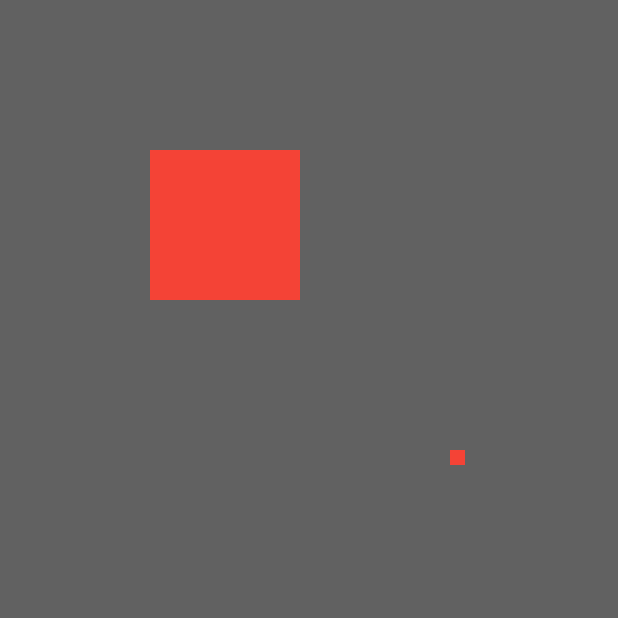
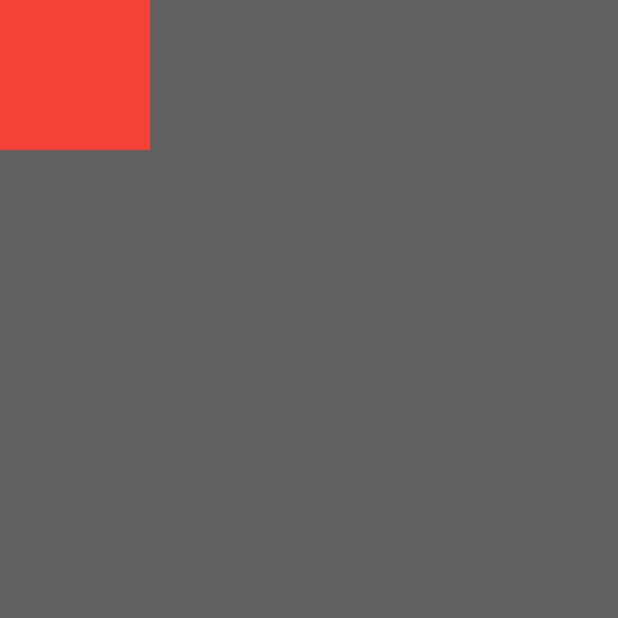
Before and after one commit to JustBrenkman/bidirectional_view, a Flutter app: the screen it shows after launch, on a phone screen of 412 x 824 dp, the top half of it. Run offline on Flutter 3.47's test engine with Material 2 defaults, Android fonts, the phone set to English and light mode, and no system bars; missing offline and left inert: matrix_gesture_detector.

Commit message:
basic layout working, mouse not lined up

```diff
--- a/lib/bidirectional_view.dart
+++ b/lib/bidirectional_view.dart
@@ -1,5 +1,9 @@
+import 'package:flutter/material.dart';
 
-import 'package:flutter/material.dart';
+import 'package:vector_math/vector_math_64.dart' as math;
+import 'package:matrix_gesture_detector/matrix_gesture_detector.dart';
+
+import 'scaling_gesture_detector.dart';
 
 class BiDirectionalView extends StatefulWidget {
   final List<BiWrapper> children;
@@ -7,51 +11,119 @@ class BiDirectionalView extends StatefulWidget {
   const BiDirectionalView({Key key, this.children}) : super(key: key);
 
   @override
-  _BiDirectionalViewState createState() => _BiDirectionalViewState(children: children);
+  _BiDirectionalViewState createState() =>
+      _BiDirectionalViewState(children: children);
 }
 
 class _BiDirectionalViewState extends State<BiDirectionalView> {
-  double x = 0, y = 0;
   final List<BiWrapper> children;
 
-  _BiDirectionalViewState({this.children});
+  Matrix4 matrix;
+
+  _BiDirectionalViewState({this.children}) {
+    matrix = Matrix4.identity();
+  }
 
   @override
+  initState() {
+    matrix = Matrix4.identity();
+    super.initState();
+  }
+
+  double scale = 0.3;
+  @override
   Widget build(BuildContext context) {
-    return GestureDetector(
-      onPanUpdate: (event) {
+    return ScalingGestureDetector(
+      onScaleUpdate: (avgPos, scale_) {
         setState(() {
-          x += event.delta.dx;
-          y += event.delta.dy;
+          print('scale update: $scale');
+          // TODO: update the scale (can't test with trackpad)
+        });
+      },
+      onPanUpdate: (pos, delta) {
+        setState(() {
+          math.Vector4 vec = math.Vector4(
+              delta.dx / (scale * 3), delta.dy / (scale * 3), 0.0, 0.0);
+          Matrix4 toAdd = Matrix4.zero();
+          toAdd.setColumn(3, vec);
+          matrix = matrix + toAdd;
+        });
+      },
+      child: GestureDetector(
+        onDoubleTap: () {
+          setState(() {
+            scale += 0.1;
+            Matrix4 toAdd = Matrix4.zero();
+            toAdd.setDiagonal(math.Vector4(scale, scale, 0.0, 0.0));
+            matrix = matrix + toAdd;
+          });
+        },
+        child: Container(
+          width: double.infinity,
+          height: double.infinity,
+          color: Colors.grey[700],
+          child: Transform(
+            transform: matrix,
+            child: CustomMultiChildLayout(
+              delegate:
+                  BiDirectionalViewLayoutDelegate(this, children: children),
+              children: children,
+            ),
+          ),
+        ),
+      ),
+    );
+
+    /*
+    // TODO: Still may work?
+    return MatrixGestureDetector(
+      onMatrixUpdate: (Matrix4 m, Matrix4 tm, Matrix4 sm, Matrix4 rm) {
+        // print ('here${i++}');
+
+        setState(() {
+          double sc = 5;
+          matrix = m * (Matrix4.identity()..setColumn(3, math.Vector4(tm[3]*sm[15]*sc,tm[7]*sm[15]*sc,0,1)));
+          print (matrix);
+          // matrix += (tm + sm) - (Matrix4.identity() * 2.0);
+          // matrix = m * (sm..scale(1.5));
+          // matrix = Matrix4.identity();
         });
       },
       child: Container(
+        width: double.infinity,
+        height: double.infinity,
         color: Colors.grey[700],
-        child: CustomMultiChildLayout(
-          delegate: BiDirectionalViewLayoutDelegate(x, y, 0.0, children: children),
-          children: children,
+        child: Transform(
+          transform: matrix,
+          child: CustomMultiChildLayout(
+            delegate: BiDirectionalViewLayoutDelegate(this, children: children),
+            children: children,
+          ),
         ),
       ),
     );
+    */
   }
 }
 
 class BiDirectionalViewLayoutDelegate extends MultiChildLayoutDelegate {
-  final double x, y, scale;
   final List<BiWrapper> children;
   final Size size = Size(200, 200);
 
-  BiDirectionalViewLayoutDelegate(this.x, this.y, this.scale, {this.children});
+  final _BiDirectionalViewState viewState;
+
+  BiDirectionalViewLayoutDelegate(this.viewState, {this.children});
 
   @override
   void performLayout(Size size) {
-    Matrix4 matrix = Matrix4.identity()
-        ..translate(x ?? 0, y ?? 0, 0);
-
-    if (children != null) children.forEach((child) {
-      layoutChild(child.key, BoxConstraints.loose(size));
-      positionChild(child.key, Offset(x, y) + child.offset);
-    });
+    List<double> vec = [0, 0, 0];
+    viewState?.matrix?.getTranslation()?.copyIntoArray(vec);
+    if (children != null) {
+      children.forEach((child) {
+        layoutChild(child.key, BoxConstraints.loose(size));
+        positionChild(child.key, Offset(vec[0], vec[1]) + child.worldPos);
+      });
+    }
   }
 
   @override
@@ -61,18 +133,19 @@ class BiDirectionalViewLayoutDelegate extends MultiChildLayoutDelegate {
 }
 
 class BiWrapper extends StatelessWidget {
-  final Size size;
-  final Offset offset;
+  final Offset worldPos;
 
-  BiWrapper({this.offset = const Offset(300, 300), this.size = const Size(100, 100)}) : super(key: GlobalKey());
+  BiWrapper({
+    this.worldPos = const Offset(0, 0),
+  }) : super(key: GlobalKey());
 
   @override
   Widget build(BuildContext context) {
     return LayoutId(
       id: key,
       child: Container(
-        width: size.width,
-        height: size.height,
+        width: 100,
+        height: 100,
         color: Colors.red,
       ),
     );
--- a/lib/main.dart
+++ b/lib/main.dart
@@ -43,8 +43,8 @@ class _MyHomePageState extends State<MyHomePage> {
       body: Container(
         child: BiDirectionalView(
           children: <BiWrapper>[
-            BiWrapper(size: Size(10, 10),),
-            BiWrapper(offset: Offset(100, 100),)
+            BiWrapper(),
+            BiWrapper(worldPos: Offset(600, -300),)
           ]
         ),
       )
--- /dev/null
+++ b/lib/scaling_gesture_detector.dart
@@ -0,0 +1,143 @@
+/// Hopefully won't need this,
+/// This is only because using `onScaleUpdate` and `onPanUpdate`
+/// throws an error with a normal `GestureDetector` and I want
+/// to have both independently since `onScaleUpdate` does not
+/// store any delta information.
+
+import 'package:flutter/widgets.dart';
+import 'package:flutter/gestures.dart';
+
+class ScalingGestureDetector extends StatefulWidget {
+  final Widget child;
+  final void Function(Offset initialPoint) onPanStart;
+  final void Function(Offset initialPoint, Offset delta) onPanUpdate;
+  final void Function() onPanEnd;
+
+  final void Function(Offset initialFocusPoint) onScaleStart;
+  final void Function(Offset changedFocusPoint, double scale) onScaleUpdate;
+  final void Function() onScaleEnd;
+
+  final void Function(double dx) onHorizontalDragUpdate;
+  final void Function(double dy) onVerticalDragUpdate;
+
+  ScalingGestureDetector({
+    this.child,
+    this.onPanStart,
+    this.onPanUpdate,
+    this.onPanEnd,
+    this.onScaleStart,
+    this.onScaleUpdate,
+    this.onScaleEnd,
+    this.onHorizontalDragUpdate,
+    this.onVerticalDragUpdate,
+  });
+
+  @override
+  _ScalingGestureDetectorState createState() => _ScalingGestureDetectorState();
+}
+
+class _ScalingGestureDetectorState extends State<ScalingGestureDetector> {
+  final List<Touch> _touches = [];
+  double _initialScalingDistance;
+
+  @override
+  Widget build(BuildContext context) {
+    return RawGestureDetector(
+      child: widget.child,
+      gestures: {
+        ImmediateMultiDragGestureRecognizer: GestureRecognizerFactoryWithHandlers<ImmediateMultiDragGestureRecognizer>(
+          () => ImmediateMultiDragGestureRecognizer(),
+          (ImmediateMultiDragGestureRecognizer instance) {
+            instance.onStart = (Offset offset) {
+              final touch = Touch(
+                offset,
+                (drag, details) => _onTouchUpdate(drag, details),
+                (drag, details) => _onTouchEnd(drag, details),
+              );
+              _onTouchStart(touch);
+              return touch;
+            };
+          },
+        ),
+      },
+    );
+  }
+
+  void _onTouchStart(Touch touch) {
+    _touches.add(touch);
+    if (_touches.length == 1) {
+      if (widget.onPanStart != null) widget.onPanStart(touch._startOffset);
+    } else if (_touches.length == 2) {
+      _initialScalingDistance = (_touches[0]._currentOffset - _touches[1]._currentOffset).distance;
+      if (widget.onScaleStart != null) widget.onScaleStart((_touches[0]._currentOffset + _touches[1]._currentOffset) / 2);
+    } else {
+      // Do nothing/ ignore
+    }
+  }
+
+  final _DXY = 10;
+
+  void _onTouchUpdate(Touch touch, DragUpdateDetails details) {
+    assert(_touches.isNotEmpty);
+    touch._currentOffset = details.localPosition;
+
+    if (_touches.length == 1) {
+      if (widget.onPanUpdate != null) widget.onPanUpdate(touch._startOffset, details.localPosition - touch._startOffset);
+
+      if (widget.onHorizontalDragUpdate != null) {
+        final dx = (details.localPosition.dx - touch._startOffset.dx).abs();
+        if (dx > _DXY) widget.onHorizontalDragUpdate((details.localPosition.dx - touch._startOffset.dx).clamp(-2.0, 2.0));
+      }
+
+      if (widget.onVerticalDragUpdate != null) {
+        final dy = (details.localPosition.dy - touch._startOffset.dy).abs();
+        if (dy > _DXY) widget.onVerticalDragUpdate((details.localPosition.dy - touch._startOffset.dy).clamp(-2.0, 2.0));
+      }
+
+      touch._startOffset = details.localPosition;
+    } else {
+      // TODO average of ALL offsets, not only 2 first
+      var newDistance = (_touches[0]._currentOffset - _touches[1]._currentOffset).distance;
+
+      if (widget.onScaleUpdate != null) widget.onScaleUpdate((_touches[0]._currentOffset + _touches[1]._currentOffset) / 2, newDistance / _initialScalingDistance);
+      _initialScalingDistance = newDistance;
+    }
+  }
+
+  void _onTouchEnd(Touch touch, DragEndDetails details) {
+    _touches.remove(touch);
+    if (_touches.length == 0) {
+      if (widget.onPanEnd != null) widget.onPanEnd();
+    } else if (_touches.length == 1) {
+      if (widget.onScaleEnd != null) widget.onScaleEnd();
+
+      // Restart pan
+      _touches[0]._startOffset = _touches[0]._currentOffset;
+      if (widget.onPanStart != null) widget.onPanStart(_touches[0]._startOffset);
+    }
+  }
+}
+
+class Touch extends Drag {
+  Offset _startOffset;
+  Offset _currentOffset;
+
+  final void Function(Drag drag, DragUpdateDetails details) onUpdate;
+  final void Function(Drag drag, DragEndDetails details) onEnd;
+
+  Touch(this._startOffset, this.onUpdate, this.onEnd) {
+    _currentOffset = _startOffset;
+  }
+
+  @override
+  void update(DragUpdateDetails details) {
+    super.update(details);
+    onUpdate(this, details);
+  }
+
+  @override
+  void end(DragEndDetails details) {
+    super.end(details);
+    onEnd(this, details);
+  }
+}
```
Also changed, not shown: pubspec.yaml (+3 -51 lines), 1 other file.
